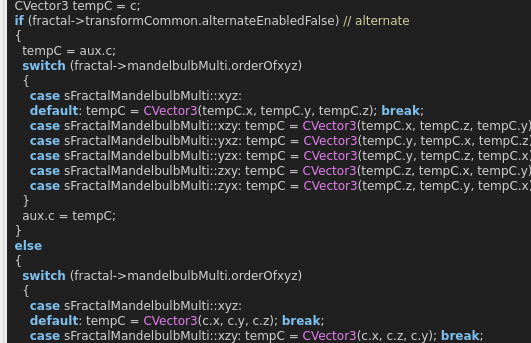
buddhi1980/mandelbulber2, file mandelbulber2/qt_data/fractal_transf_add_cpixel_axis_swap.ui: the form before one commit; both pictures show x 0 to 531 and y 226 to 569 of the 844 by 848 pixel window.
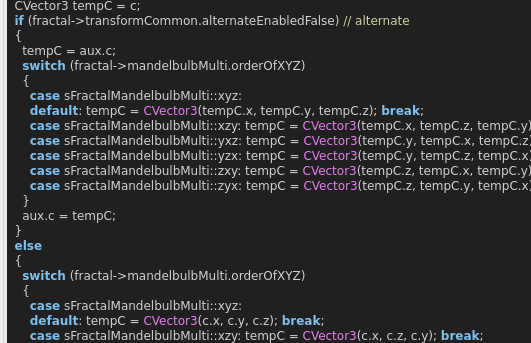
The form after the commit. Custom widgets are drawn as their Qt base class.

Diff of the .ui file:
```diff
--- a/mandelbulber2/qt_data/fractal_transf_add_cpixel_axis_swap.ui
+++ b/mandelbulber2/qt_data/fractal_transf_add_cpixel_axis_swap.ui
@@ -315,7 +315,7 @@
   &lt;span style=&quot;color:#7ec0ee; font-weight:bold&quot;&gt;if&lt;/span&gt; &lt;span style=&quot;color:#d0d0d0&quot;&gt;(&lt;/span&gt;fractal&lt;span style=&quot;color:#d0d0d0&quot;&gt;-&amp;gt;&lt;/span&gt;transformCommon&lt;span style=&quot;color:#d0d0d0&quot;&gt;.&lt;/span&gt;alternateEnabledFalse&lt;span style=&quot;color:#d0d0d0&quot;&gt;)&lt;/span&gt; &lt;span style=&quot;color:#d0d0a0&quot;&gt;// alternate&lt;/span&gt;
   &lt;span style=&quot;color:#d0d0d0&quot;&gt;{&lt;/span&gt;
     tempC &lt;span style=&quot;color:#d0d0d0&quot;&gt;=&lt;/span&gt; aux&lt;span style=&quot;color:#d0d0d0&quot;&gt;.&lt;/span&gt;c&lt;span style=&quot;color:#d0d0d0&quot;&gt;;&lt;/span&gt;
-    &lt;span style=&quot;color:#7ec0ee; font-weight:bold&quot;&gt;switch&lt;/span&gt; &lt;span style=&quot;color:#d0d0d0&quot;&gt;(&lt;/span&gt;fractal&lt;span style=&quot;color:#d0d0d0&quot;&gt;-&amp;gt;&lt;/span&gt;mandelbulbMulti&lt;span style=&quot;color:#d0d0d0&quot;&gt;.&lt;/span&gt;orderOfxyz&lt;span style=&quot;color:#d0d0d0&quot;&gt;)&lt;/span&gt;
+    &lt;span style=&quot;color:#7ec0ee; font-weight:bold&quot;&gt;switch&lt;/span&gt; &lt;span style=&quot;color:#d0d0d0&quot;&gt;(&lt;/span&gt;fractal&lt;span style=&quot;color:#d0d0d0&quot;&gt;-&amp;gt;&lt;/span&gt;mandelbulbMulti&lt;span style=&quot;color:#d0d0d0&quot;&gt;.&lt;/span&gt;orderOfXYZ&lt;span style=&quot;color:#d0d0d0&quot;&gt;)&lt;/span&gt;
     &lt;span style=&quot;color:#d0d0d0&quot;&gt;{&lt;/span&gt;
       &lt;span style=&quot;color:#7ec0ee; font-weight:bold&quot;&gt;case&lt;/span&gt; sFractalMandelbulbMulti&lt;span style=&quot;color:#d0d0d0&quot;&gt;::&lt;/span&gt;xyz&lt;span style=&quot;color:#d0d0d0&quot;&gt;:&lt;/span&gt;
       &lt;span style=&quot;color:#7ec0ee; font-weight:bold&quot;&gt;default&lt;/span&gt;&lt;span style=&quot;color:#d0d0d0&quot;&gt;:&lt;/span&gt; tempC &lt;span style=&quot;color:#d0d0d0&quot;&gt;=&lt;/span&gt; &lt;span style=&quot;color:#e47eed&quot;&gt;CVector3&lt;/span&gt;&lt;span style=&quot;color:#d0d0d0&quot;&gt;(&lt;/span&gt;tempC&lt;span style=&quot;color:#d0d0d0&quot;&gt;.&lt;/span&gt;x&lt;span style=&quot;color:#d0d0d0&quot;&gt;,&lt;/span&gt; tempC&lt;span style=&quot;color:#d0d0d0&quot;&gt;.&lt;/span&gt;y&lt;span style=&quot;color:#d0d0d0&quot;&gt;,&lt;/span&gt; tempC&lt;span style=&quot;color:#d0d0d0&quot;&gt;.&lt;/span&gt;z&lt;span style=&quot;color:#d0d0d0&quot;&gt;);&lt;/span&gt; &lt;span style=&quot;color:#7ec0ee; font-weight:bold&quot;&gt;break&lt;/span&gt;&lt;span style=&quot;color:#d0d0d0&quot;&gt;;&lt;/span&gt;
@@ -329,7 +329,7 @@
   &lt;span style=&quot;color:#d0d0d0&quot;&gt;}&lt;/span&gt;
   &lt;span style=&quot;color:#7ec0ee; font-weight:bold&quot;&gt;else&lt;/span&gt;
   &lt;span style=&quot;color:#d0d0d0&quot;&gt;{&lt;/span&gt;
-    &lt;span style=&quot;color:#7ec0ee; font-weight:bold&quot;&gt;switch&lt;/span&gt; &lt;span style=&quot;color:#d0d0d0&quot;&gt;(&lt;/span&gt;fractal&lt;span style=&quot;color:#d0d0d0&quot;&gt;-&amp;gt;&lt;/span&gt;mandelbulbMulti&lt;span style=&quot;color:#d0d0d0&quot;&gt;.&lt;/span&gt;orderOfxyz&lt;span style=&quot;color:#d0d0d0&quot;&gt;)&lt;/span&gt;
+    &lt;span style=&quot;color:#7ec0ee; font-weight:bold&quot;&gt;switch&lt;/span&gt; &lt;span style=&quot;color:#d0d0d0&quot;&gt;(&lt;/span&gt;fractal&lt;span style=&quot;color:#d0d0d0&quot;&gt;-&amp;gt;&lt;/span&gt;mandelbulbMulti&lt;span style=&quot;color:#d0d0d0&quot;&gt;.&lt;/span&gt;orderOfXYZ&lt;span style=&quot;color:#d0d0d0&quot;&gt;)&lt;/span&gt;
     &lt;span style=&quot;color:#d0d0d0&quot;&gt;{&lt;/span&gt;
       &lt;span style=&quot;color:#7ec0ee; font-weight:bold&quot;&gt;case&lt;/span&gt; sFractalMandelbulbMulti&lt;span style=&quot;color:#d0d0d0&quot;&gt;::&lt;/span&gt;xyz&lt;span style=&quot;color:#d0d0d0&quot;&gt;:&lt;/span&gt;
       &lt;span style=&quot;color:#7ec0ee; font-weight:bold&quot;&gt;default&lt;/span&gt;&lt;span style=&quot;color:#d0d0d0&quot;&gt;:&lt;/span&gt; tempC &lt;span style=&quot;color:#d0d0d0&quot;&gt;=&lt;/span&gt; &lt;span style=&quot;color:#e47eed&quot;&gt;CVector3&lt;/span&gt;&lt;span style=&quot;color:#d0d0d0&quot;&gt;(&lt;/span&gt;c&lt;span style=&quot;color:#d0d0d0&quot;&gt;.&lt;/span&gt;x&lt;span style=&quot;color:#d0d0d0&quot;&gt;,&lt;/span&gt; c&lt;span style=&quot;color:#d0d0d0&quot;&gt;.&lt;/span&gt;y&lt;span style=&quot;color:#d0d0d0&quot;&gt;,&lt;/span&gt; c&lt;span style=&quot;color:#d0d0d0&quot;&gt;.&lt;/span&gt;z&lt;span style=&quot;color:#d0d0d0&quot;&gt;);&lt;/span&gt; &lt;span style=&quot;color:#7ec0ee; font-weight:bold&quot;&gt;break&lt;/span&gt;&lt;span style=&quot;color:#d0d0d0&quot;&gt;;&lt;/span&gt;
```
